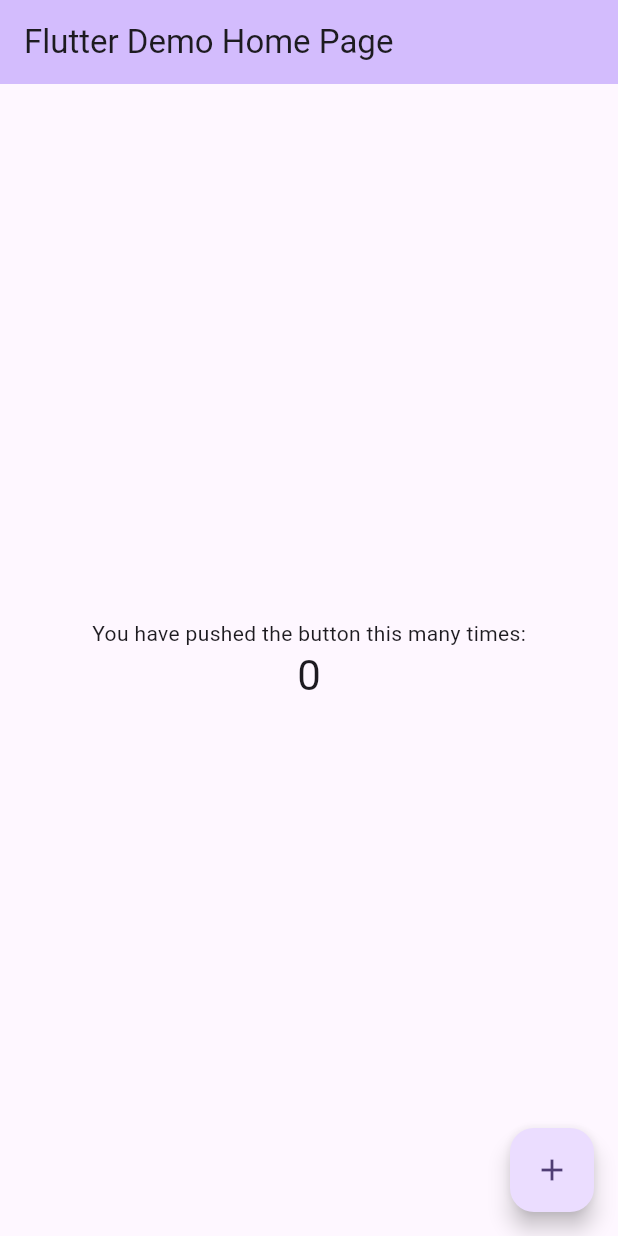
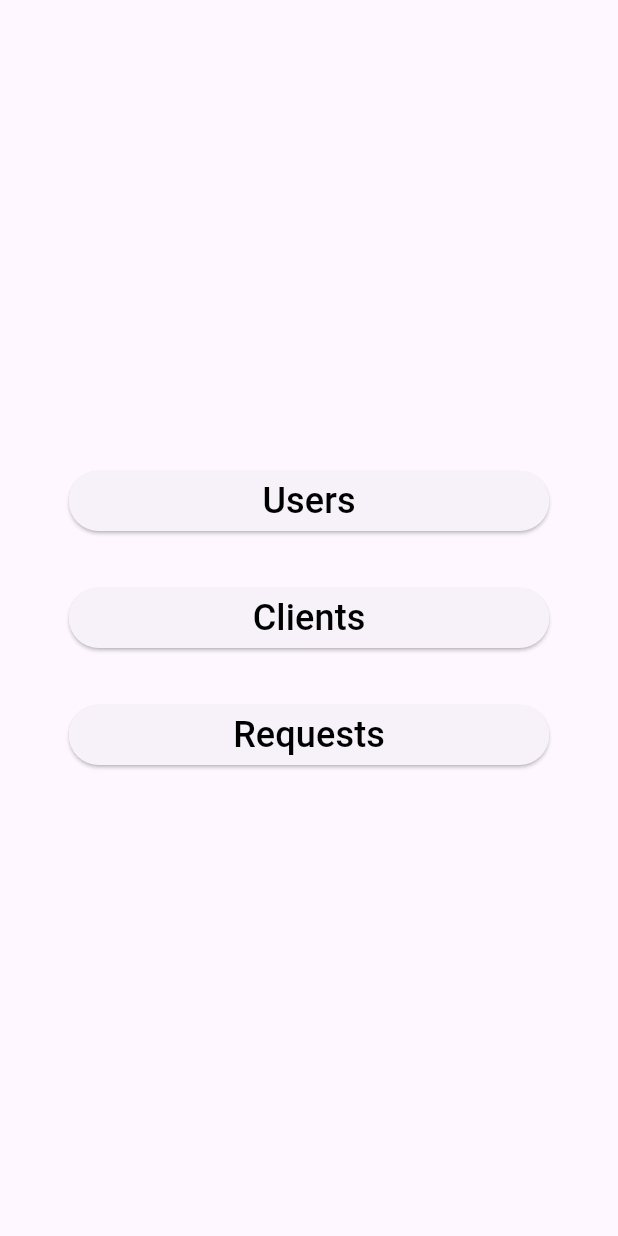
Before and after one commit to Warning-Team/Admin-Panel, a Flutter app: the screen it shows after launch, on a phone screen of 412 x 824 dp. Run offline on Flutter 3.47's test engine with Material 3 defaults, Android fonts, the phone set to English and light mode, and no system bars; our stand-ins replace flutter_screenutil, gap.

Commit message:
first commmit

```diff
--- a/lib/main.dart
+++ b/lib/main.dart
@@ -1,125 +1,26 @@
+import 'package:admin_panel/views/screens/home_screen.dart';
 import 'package:flutter/material.dart';
+import 'package:flutter_screenutil/flutter_screenutil.dart';
 
 void main() {
   runApp(const MyApp());
 }
 
-class MyApp extends StatelessWidget {
+class MyApp extends StatefulWidget {
   const MyApp({super.key});
 
-  // This widget is the root of your application.
+  @override
+  State<MyApp> createState() => _MyAppState();
+}
+
+class _MyAppState extends State<MyApp> {
   @override
   Widget build(BuildContext context) {
-    return MaterialApp(
-      title: 'Flutter Demo',
-      theme: ThemeData(
-        // This is the theme of your application.
-        //
-        // TRY THIS: Try running your application with "flutter run". You'll see
-        // the application has a purple toolbar. Then, without quitting the app,
-        // try changing the seedColor in the colorScheme below to Colors.green
-        // and then invoke "hot reload" (save your changes or press the "hot
-        // reload" button in a Flutter-supported IDE, or press "r" if you used
-        // the command line to start the app).
-        //
-        // Notice that the counter didn't reset back to zero; the application
-        // state is not lost during the reload. To reset the state, use hot
-        // restart instead.
-        //
-        // This works for code too, not just values: Most code changes can be
-        // tested with just a hot reload.
-        colorScheme: ColorScheme.fromSeed(seedColor: Colors.deepPurple),
-        useMaterial3: true,
+    return ScreenUtilInit(
+      child: MaterialApp(
+        debugShowCheckedModeBanner: false,
+        home: HomeScreen(),
       ),
-      home: const MyHomePage(title: 'Flutter Demo Home Page'),
     );
   }
 }
-
-class MyHomePage extends StatefulWidget {
-  const MyHomePage({super.key, required this.title});
-
-  // This widget is the home page of your application. It is stateful, meaning
-  // that it has a State object (defined below) that contains fields that affect
-  // how it looks.
-
-  // This class is the configuration for the state. It holds the values (in this
-  // case the title) provided by the parent (in this case the App widget) and
-  // used by the build method of the State. Fields in a Widget subclass are
-  // always marked "final".
-
-  final String title;
-
-  @override
-  State<MyHomePage> createState() => _MyHomePageState();
-}
-
-class _MyHomePageState extends State<MyHomePage> {
-  int _counter = 0;
-
-  void _incrementCounter() {
-    setState(() {
-      // This call to setState tells the Flutter framework that something has
-      // changed in this State, which causes it to rerun the build method below
-      // so that the display can reflect the updated values. If we changed
-      // _counter without calling setState(), then the build method would not be
-      // called again, and so nothing would appear to happen.
-      _counter++;
-    });
-  }
-
-  @override
-  Widget build(BuildContext context) {
-    // This method is rerun every time setState is called, for instance as done
-    // by the _incrementCounter method above.
-    //
-    // The Flutter framework has been optimized to make rerunning build methods
-    // fast, so that you can just rebuild anything that needs updating rather
-    // than having to individually change instances of widgets.
-    return Scaffold(
-      appBar: AppBar(
-        // TRY THIS: Try changing the color here to a specific color (to
-        // Colors.amber, perhaps?) and trigger a hot reload to see the AppBar
-        // change color while the other colors stay the same.
-        backgroundColor: Theme.of(context).colorScheme.inversePrimary,
-        // Here we take the value from the MyHomePage object that was created by
-        // the App.build method, and use it to set our appbar title.
-        title: Text(widget.title),
-      ),
-      body: Center(
-        // Center is a layout widget. It takes a single child and positions it
-        // in the middle of the parent.
-        child: Column(
-          // Column is also a layout widget. It takes a list of children and
-          // arranges them vertically. By default, it sizes itself to fit its
-          // children horizontally, and tries to be as tall as its parent.
-          //
-          // Column has various properties to control how it sizes itself and
-          // how it positions its children. Here we use mainAxisAlignment to
-          // center the children vertically; the main axis here is the vertical
-          // axis because Columns are vertical (the cross axis would be
-          // horizontal).
-          //
-          // TRY THIS: Invoke "debug painting" (choose the "Toggle Debug Paint"
-          // action in the IDE, or press "p" in the console), to see the
-          // wireframe for each widget.
-          mainAxisAlignment: MainAxisAlignment.center,
-          children: <Widget>[
-            const Text(
-              'You have pushed the button this many times:',
-            ),
-            Text(
-              '$_counter',
-              style: Theme.of(context).textTheme.headlineMedium,
-            ),
-          ],
-        ),
-      ),
-      floatingActionButton: FloatingActionButton(
-        onPressed: _incrementCounter,
-        tooltip: 'Increment',
-        child: const Icon(Icons.add),
-      ), // This trailing comma makes auto-formatting nicer for build methods.
-    );
-  }
-}
--- /dev/null
+++ b/lib/views/screens/home_screen.dart
@@ -0,0 +1,100 @@
+import 'package:admin_panel/views/screens/clients_screen.dart';
+import 'package:admin_panel/views/screens/requests.dart';
+import 'package:admin_panel/views/screens/users_screen.dart';
+import 'package:flutter/material.dart';
+import 'package:flutter_screenutil/flutter_screenutil.dart';
+import 'package:gap/gap.dart';
+
+class HomeScreen extends StatefulWidget {
+  const HomeScreen({super.key});
+
+  @override
+  State<HomeScreen> createState() => _HomeScreenState();
+}
+
+class _HomeScreenState extends State<HomeScreen> {
+  @override
+  Widget build(BuildContext context) {
+    return Scaffold(
+      body: Padding(
+        padding: EdgeInsets.all(40.sp),
+        child: Column(
+          mainAxisAlignment: MainAxisAlignment.center,
+          children: [
+            ElevatedButton(
+              onPressed: () {
+                Navigator.of(context).push(
+                  MaterialPageRoute(
+                    builder: (ctx) {
+                      return UsersScreen();
+                    },
+                  ),
+                );
+              },
+              child: const Row(
+                mainAxisAlignment: MainAxisAlignment.center,
+                children: [
+                  Text(
+                    "Users",
+                    style: TextStyle(
+                      fontSize: 24,
+                      color: Colors.black,
+                    ),
+                  ),
+                ],
+              ),
+            ),
+            const Gap(30),
+            ElevatedButton(
+              onPressed: () {
+                Navigator.of(context).push(
+                  MaterialPageRoute(
+                    builder: (ctx) {
+                      return ClientsScreen();
+                    },
+                  ),
+                );
+              },
+              child: const Row(
+                mainAxisAlignment: MainAxisAlignment.center,
+                children: [
+                  Text(
+                    "Clients",
+                    style: TextStyle(
+                      fontSize: 24,
+                      color: Colors.black,
+                    ),
+                  ),
+                ],
+              ),
+            ),
+            const Gap(30),
+            ElevatedButton(
+              onPressed: () {
+                Navigator.of(context).push(
+                  MaterialPageRoute(
+                    builder: (ctx) {
+                      return RequestsScreen();
+                    },
+                  ),
+                );
+              },
+              child: const Row(
+                mainAxisAlignment: MainAxisAlignment.center,
+                children: [
+                  Text(
+                    "Requests",
+                    style: TextStyle(
+                      fontSize: 24,
+                      color: Colors.black,
+                    ),
+                  ),
+                ],
+              ),
+            ),
+          ],
+        ),
+      ),
+    );
+  }
+}
--- a/pubspec.yaml
+++ b/pubspec.yaml
@@ -35,6 +35,8 @@ dependencies:
   # The following adds the Cupertino Icons font to your application.
   # Use with the CupertinoIcons class for iOS style icons.
   cupertino_icons: ^1.0.6
+  flutter_screenutil: ^5.9.3
+  gap: ^3.0.1
 
 dev_dependencies:
   flutter_test:
```
Also changed, not shown: lib/views/screens/clients_screen.dart (added, +22 -0 lines), lib/views/screens/requests.dart (added, +22 -0 lines), lib/views/screens/users_screen.dart (added, +22 -0 lines), pubspec.lock.
